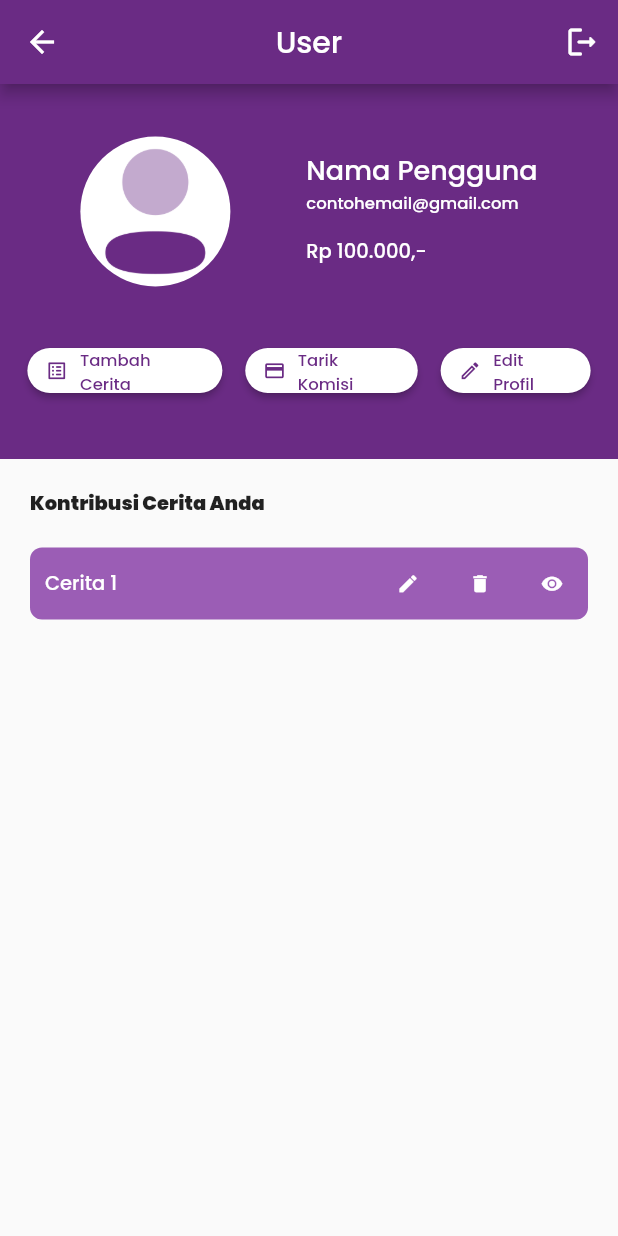
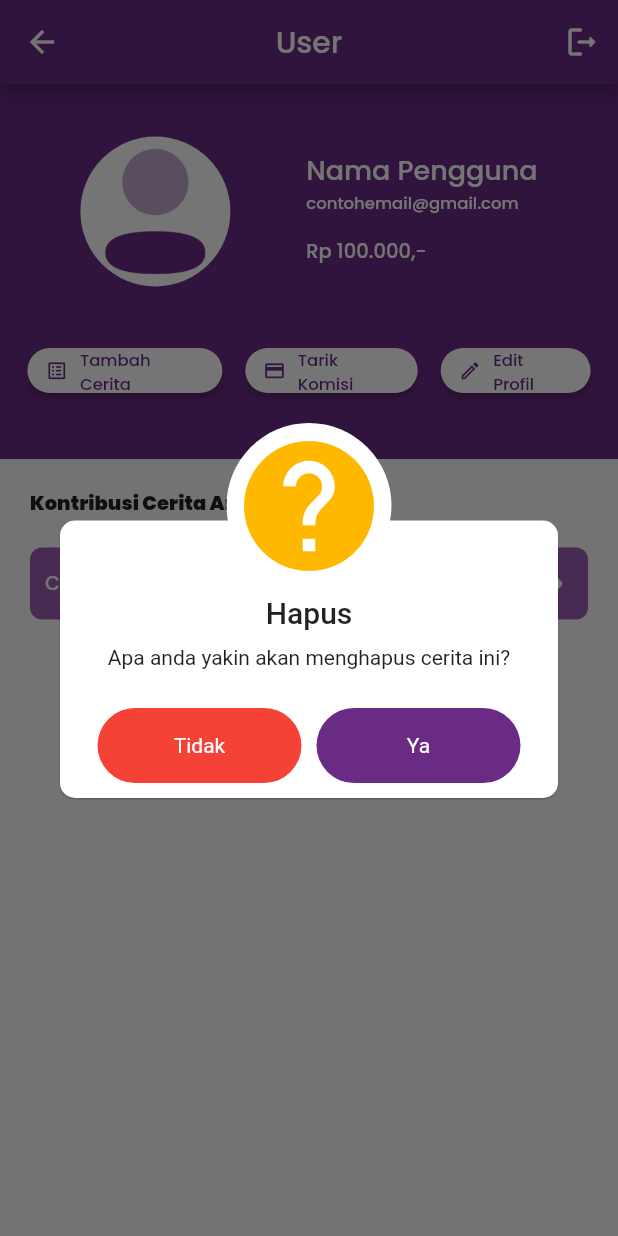
Before and after one commit to whywidodo/finalproject_pmoif20d_wahyu, a Flutter app: the User screen opened directly, after a tap on the "delete" icon, on a phone screen of 412 x 824 dp. Run offline on Flutter 3.47's test engine with Material 2 defaults, Android fonts, the phone set to English and light mode, and no system bars; our stand-ins replace awesome_dialog.

```diff
--- a/lib/User.dart
+++ b/lib/User.dart
@@ -1,10 +1,7 @@
 import 'package:finalproject_pmoif20d_wahyu/DetailCeritaGratis.dart';
 import 'package:finalproject_pmoif20d_wahyu/HomePage.dart';
 import 'package:awesome_dialog/awesome_dialog.dart';
-import 'package:flutter/cupertino.dart';
 import 'package:flutter/material.dart';
-import 'package:flutter/painting.dart';
-import 'package:flutter/widgets.dart';
 import 'TambahCerita.dart';
 
 List<String> bank = ["Pilih Bank Tujuan", "BRI", "BNI", "BCA", "Mandiri"];
@@ -27,9 +24,10 @@ class _UserState extends State<User> {
             'User',
             style: TextStyle(fontFamily: 'PoppinsMedium'),
           ),
-          backgroundColor: Color(0xFF6A2B84),
+          backgroundColor: const Color(0xFF6A2B84),
           actions: [
-            IconButton(onPressed: () {
+            IconButton(
+                onPressed: () {
                   AwesomeDialog(
                     context: context,
                     dialogType: DialogType.WARNING,
@@ -40,18 +38,19 @@ class _UserState extends State<User> {
                     buttonsTextStyle: const TextStyle(color: Colors.white),
                     btnCancelText: "Tidak",
                     btnOkText: "Ya",
-                btnOkColor: Color(0xFF6A2B84),
+                    btnOkColor: const Color(0xFF6A2B84),
                     btnCancelOnPress: () {},
                     btnOkOnPress: () {},
                   ).show();
-            }, icon: const Icon(Icons.logout_rounded))
+                },
+                icon: const Icon(Icons.logout_rounded))
           ],
         ),
         body: ListView(children: [
           Container(
               height: 250,
-              color: Color(0xFF6A2B84),
-              padding: EdgeInsets.all(3),
+              color: const Color(0xFF6A2B84),
+              padding: const EdgeInsets.all(3),
               child: Column(
                   mainAxisAlignment: MainAxisAlignment.spaceEvenly,
                   children: [
@@ -105,13 +104,13 @@ class _UserState extends State<User> {
                                 Navigator.push(
                                     context,
                                     MaterialPageRoute(
-                                        builder: (context) => TambahCerita()));
+                                        builder: (context) => const TambahCerita()));
                               },
                               style: ElevatedButton.styleFrom(
                                   minimumSize: const Size(130, 30),
                                   maximumSize: const Size(130, 30),
                                   primary: Colors.white,
-                                  onPrimary: Color(0xFF6A2B84),
+                                  onPrimary: const Color(0xFF6A2B84),
                                   onSurface: Colors.purple,
                                   shape: RoundedRectangleBorder(
                                       borderRadius: BorderRadius.circular(50)),
@@ -122,7 +121,7 @@ class _UserState extends State<User> {
                                 Icons.list_alt_rounded,
                                 size: 15,
                               ),
-                              label: Text('Tambah Cerita')),
+                              label: const Text('Tambah Cerita')),
                           ElevatedButton.icon(
                               onPressed: () {
                                 showDialogKomisi(context);
@@ -131,7 +130,7 @@ class _UserState extends State<User> {
                                   minimumSize: const Size(115, 30),
                                   maximumSize: const Size(115, 30),
                                   primary: Colors.white,
-                                  onPrimary: Color(0xFF6A2B84),
+                                  onPrimary: const Color(0xFF6A2B84),
                                   onSurface: Colors.purple,
                                   shape: RoundedRectangleBorder(
                                       borderRadius: BorderRadius.circular(50)),
@@ -142,7 +141,7 @@ class _UserState extends State<User> {
                                 Icons.credit_card_outlined,
                                 size: 15,
                               ),
-                              label: Text('Tarik Komisi')),
+                              label: const Text('Tarik Komisi')),
                           ElevatedButton.icon(
                               onPressed: () {
                                 showDialogUbah(context);
@@ -151,7 +150,7 @@ class _UserState extends State<User> {
                                   minimumSize: const Size(100, 30),
                                   maximumSize: const Size(100, 30),
                                   primary: Colors.white,
-                                  onPrimary: Color(0xFF6A2B84),
+                                  onPrimary: const Color(0xFF6A2B84),
                                   onSurface: Colors.purple,
                                   shape: RoundedRectangleBorder(
                                       borderRadius: BorderRadius.circular(50)),
@@ -162,13 +161,13 @@ class _UserState extends State<User> {
                                 Icons.edit_outlined,
                                 size: 15,
                               ),
-                              label: Text('Edit Profil')),
+                              label: const Text('Edit Profil')),
                         ],
                       ),
                     )
                   ])),
           Container(
-              padding: EdgeInsets.all(20),
+              padding: const EdgeInsets.all(20),
               child: Column(
                   crossAxisAlignment: CrossAxisAlignment.start,
                   children: [
@@ -179,10 +178,10 @@ class _UserState extends State<User> {
                     ),
                     Container(
                         decoration: BoxDecoration(
-                            color: Color(0xFF9B5DB5),
+                            color: const Color(0xFF9B5DB5),
                             borderRadius: BorderRadius.circular(8)),
-                        margin: EdgeInsets.only(top: 20),
-                        padding: EdgeInsets.only(left: 10),
+                        margin: const EdgeInsets.only(top: 20),
+                        padding: const EdgeInsets.only(left: 10),
                         child: Row(
                             mainAxisAlignment: MainAxisAlignment.spaceBetween,
                             children: [
@@ -205,7 +204,22 @@ class _UserState extends State<User> {
                                   tooltip: 'Edit Cerita',
                                 ),
                                 IconButton(
-                                    onPressed: () {},
+                                    onPressed: () {
+                                      AwesomeDialog(
+                                        context: context,
+                                        dialogType: DialogType.QUESTION,
+                                        headerAnimationLoop: false,
+                                        animType: AnimType.SCALE,
+                                        title: 'Hapus',
+                                        desc: 'Apa anda yakin akan menghapus cerita ini?',
+                                        buttonsTextStyle: const TextStyle(color: Colors.white),
+                                        btnCancelText: "Tidak",
+                                        btnOkText: "Ya",
+                                        btnOkColor: const Color(0xFF6A2B84),
+                                        btnCancelOnPress: () {},
+                                        btnOkOnPress: () {},
+                                      ).show();
+                                    },
                                     icon: const Icon(
                                       Icons.delete,
                                       color: Colors.white,
@@ -218,7 +232,7 @@ class _UserState extends State<User> {
                                         context,
                                         MaterialPageRoute(
                                             builder: (context) =>
-                                                DetailCeritaGratis()));
+                                                const DetailCeritaGratis()));
                                   },
                                   icon: const Icon(
                                     Icons.remove_red_eye_sharp,
@@ -235,15 +249,12 @@ class _UserState extends State<User> {
 
   void backToHome() {
     Navigator.pop(context);
-    Navigator.of(context).push(MaterialPageRoute(builder: (context) => const HomePage()));
+    Navigator.of(context)
+        .push(MaterialPageRoute(builder: (context) => const HomePage()));
+  }
 }
 
-
-}
-
-void showExitConfirm(){
-
-}
+void showExitConfirm() {}
 
 void showDialogUbah(context) {
   showDialog(
@@ -254,7 +265,7 @@ void showDialogUbah(context) {
                 borderRadius: BorderRadius.all(Radius.circular(20.0))),
             children: <Widget>[
               Padding(
-                  padding: EdgeInsets.only(left: 25.0, right: 10.0),
+                  padding: const EdgeInsets.only(left: 25.0, right: 10.0),
                   child: Row(
                     children: <Widget>[
                       const Expanded(
@@ -265,7 +276,7 @@ void showDialogUbah(context) {
                         ),
                       ),
                       IconButton(
-                          icon: Icon(Icons.close),
+                          icon: const Icon(Icons.close),
                           onPressed: () {
                             Navigator.pop(context);
                           })
@@ -314,9 +325,9 @@ void showDialogUbah(context) {
                               isDense: true,
                               contentPadding: EdgeInsets.all(10),
                             ))),
-                    Divider(indent: 20, endIndent: 20),
+                    const Divider(indent: 20, endIndent: 20),
                     Container(
-                      padding: EdgeInsets.only(left: 20),
+                      padding: const EdgeInsets.only(left: 20),
                       child: const Text(
                         '*Abaikan jika tidak mengganti password',
                         style: TextStyle(
@@ -354,7 +365,7 @@ void showDialogUbah(context) {
                               contentPadding: EdgeInsets.all(10),
                             ))),
                     Container(
-                        margin: EdgeInsets.all(25),
+                        margin: const EdgeInsets.all(25),
                         child: Row(
                           children: <Widget>[
                             Expanded(
@@ -374,13 +385,9 @@ void showDialogUbah(context) {
                                         fontFamily: 'PoppinsMedium',
                                         color: Color(0xffffffff),
                                       ))),
-                            )
-                          ],
-                        ))
-                  ]))
-            ]);
-      });
-}
+                            )],))
+                  ]))]);
+      });}
 
 void showDialogKomisi(context) {
   showDialog(
@@ -391,7 +398,7 @@ void showDialogKomisi(context) {
                 borderRadius: BorderRadius.all(Radius.circular(20.0))),
             children: <Widget>[
               Padding(
-                  padding: EdgeInsets.only(left: 25.0, right: 10.0),
+                  padding: const EdgeInsets.only(left: 25.0, right: 10.0),
                   child: Row(
                     children: <Widget>[
                       const Expanded(
@@ -402,7 +409,7 @@ void showDialogKomisi(context) {
                         ),
                       ),
                       IconButton(
-                          icon: Icon(Icons.close),
+                          icon: const Icon(Icons.close),
                           onPressed: () {
                             Navigator.pop(context);
                           })
@@ -431,13 +438,13 @@ void showDialogKomisi(context) {
                           child: DropdownButtonFormField(
                               decoration: const InputDecoration(
                                 border: OutlineInputBorder(
-                                borderRadius: BorderRadius.all(Radius.circular(10.0))
-                            ),
+                                    borderRadius: BorderRadius.all(
+                                        Radius.circular(10.0))),
                               ),
                               isDense: true,
                               itemHeight: null,
                               hint: const Text("Pilih Bank Tujuan"),
-                          icon: Icon(Icons.keyboard_arrow_down),
+                              icon: const Icon(Icons.keyboard_arrow_down),
                               value: bankDipilih,
                               items: bank.map((String value) {
                                 return DropdownMenuItem(
@@ -446,9 +453,8 @@ void showDialogKomisi(context) {
                               onChanged: (String? value) {
                                 {
                                   bankDipilih = value!;
-                            };
-                          }),
-                    )
+                                }
+                              }))
                   ])),
               Container(
                   padding: const EdgeInsets.only(
@@ -473,7 +479,7 @@ void showDialogKomisi(context) {
                     contentPadding: EdgeInsets.all(10),
                   ))),
               Container(
-                  margin: EdgeInsets.all(25),
+                  margin: const EdgeInsets.all(25),
                   child: Row(
                     children: <Widget>[
                       Expanded(
@@ -493,9 +499,7 @@ void showDialogKomisi(context) {
                                   fontFamily: 'PoppinsMedium',
                                   color: Color(0xffffffff),
                                 ))),
-                      )
-                    ],
-                  ))
+                      )]))
             ]);
       });
 }
```
Lines whose indentation alone changed are shown as unchanged.
